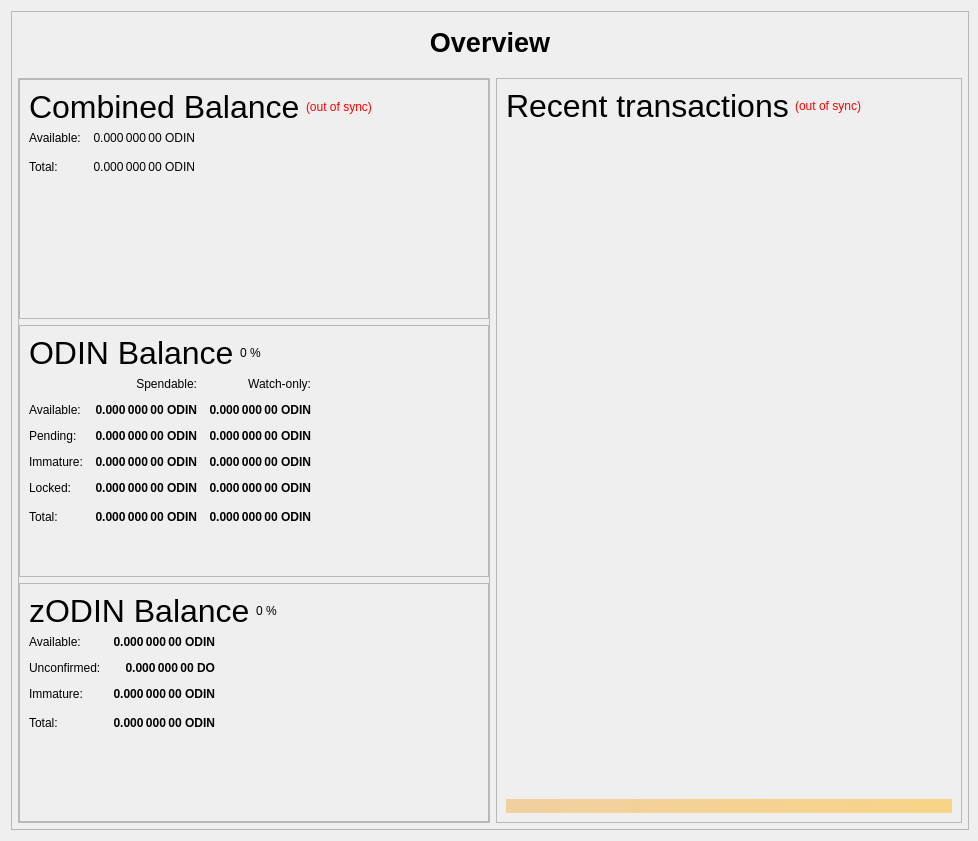
This is src/qt/forms/overviewpage.ui in Manbearpixel/Odin as Qt 5 draws it before an edit. The edited form follows.
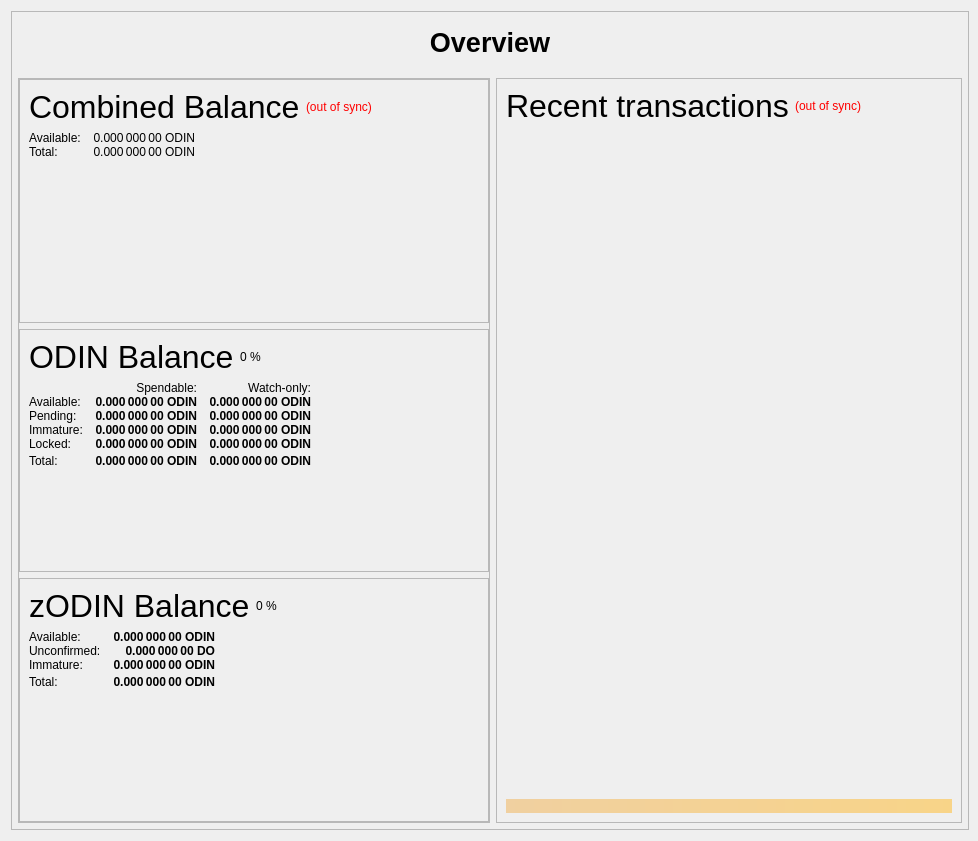
This is the edited form.

Commit message:
Adjust Overview Page font size for balances
(cherry-picked from f4b99ec10151f77b1b0140fb64f255071aae43e9)

Diff of the .ui file:
```diff
--- a/src/qt/forms/overviewpage.ui
+++ b/src/qt/forms/overviewpage.ui
@@ -188,6 +188,12 @@
                      <enum>QFrame::Raised</enum>
                     </property>
                     <layout class="QVBoxLayout" name="verticalLayout_5">
+                     <property name="spacing">
+                      <number>6</number>
+                     </property>
+                     <property name="sizeConstraint">
+                      <enum>QLayout::SetNoConstraint</enum>
+                     </property>
                      <item>
                       <layout class="QHBoxLayout" name="horizontalLayout_5" stretch="0,0,0">
                        <item>
@@ -249,9 +255,12 @@
                      </item>
                      <item>
                       <layout class="QGridLayout" name="gridLayout_3">
-                       <property name="spacing">
+                       <property name="horizontalSpacing">
                         <number>12</number>
                        </property>
+                       <property name="verticalSpacing">
+                        <number>0</number>
+                       </property>
                        <item row="1" column="0">
                         <widget class="QLabel" name="heading3__labelBalanceTextz">
                          <property name="text">
@@ -324,7 +333,7 @@
                          <property name="sizeHint" stdset="0">
                           <size>
                            <width>40</width>
-                           <height>20</height>
+                           <height>0</height>
                           </size>
                          </property>
                         </spacer>
@@ -402,9 +411,12 @@
                      </item>
                      <item>
                       <layout class="QGridLayout" name="gridLayout">
-                       <property name="spacing">
+                       <property name="horizontalSpacing">
                         <number>12</number>
                        </property>
+                       <property name="verticalSpacing">
+                        <number>0</number>
+                       </property>
                        <item row="0" column="1">
                         <widget class="QLabel" name="labelSpendable">
                          <property name="text">
@@ -802,9 +814,12 @@
                      </item>
                      <item>
                       <layout class="QGridLayout" name="gridLayout_5">
-                       <property name="spacing">
+                       <property name="horizontalSpacing">
                         <number>12</number>
                        </property>
+                       <property name="verticalSpacing">
+                        <number>0</number>
+                       </property>
                        <item row="1" column="0">
                         <widget class="QLabel" name="heading3__labelzBalanceMatureText">
                          <property name="toolTip">
```
The commit also changes 1 other file.
